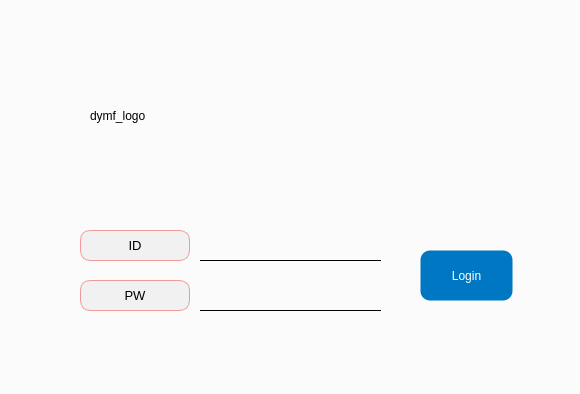
The window that app/src/pages/main/login.ui (DY-Microfinance-Customer-Management/dymf-algorithm) describes before a commit, drawn with Qt 5.
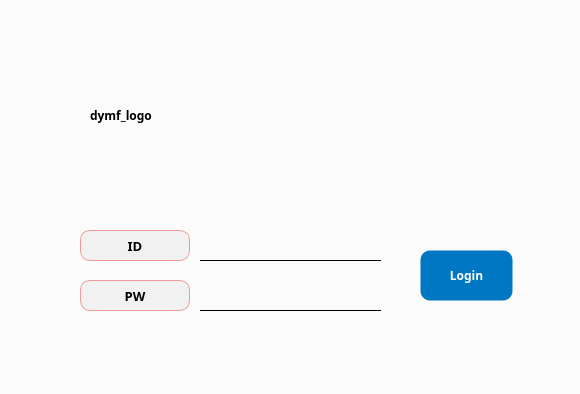
The same window after the commit.

The edit to the form file:
```diff
--- a/app/src/pages/main/login.ui
+++ b/app/src/pages/main/login.ui
@@ -77,6 +77,13 @@
      <height>51</height>
     </rect>
    </property>
+   <property name="font">
+    <font>
+     <family>Arial Black</family>
+     <weight>75</weight>
+     <bold>true</bold>
+    </font>
+   </property>
    <property name="styleSheet">
     <string notr="true">QPushButton {
     background-color: #0077c2;
@@ -116,6 +123,13 @@
      <height>91</height>
     </rect>
    </property>
+   <property name="font">
+    <font>
+     <family>Arial Black</family>
+     <weight>75</weight>
+     <bold>true</bold>
+    </font>
+   </property>
    <property name="styleSheet">
     <string notr="true"/>
    </property>
@@ -149,7 +163,10 @@
    </property>
    <property name="font">
     <font>
+     <family>Arial Black</family>
      <pointsize>10</pointsize>
+     <weight>75</weight>
+     <bold>true</bold>
     </font>
    </property>
    <property name="styleSheet">
@@ -190,7 +207,10 @@
    </property>
    <property name="font">
     <font>
+     <family>Arial Black</family>
      <pointsize>10</pointsize>
+     <weight>75</weight>
+     <bold>true</bold>
     </font>
    </property>
    <property name="styleSheet">
```
Left out of the diff: 21 changed lines with no effect on the pictures.
